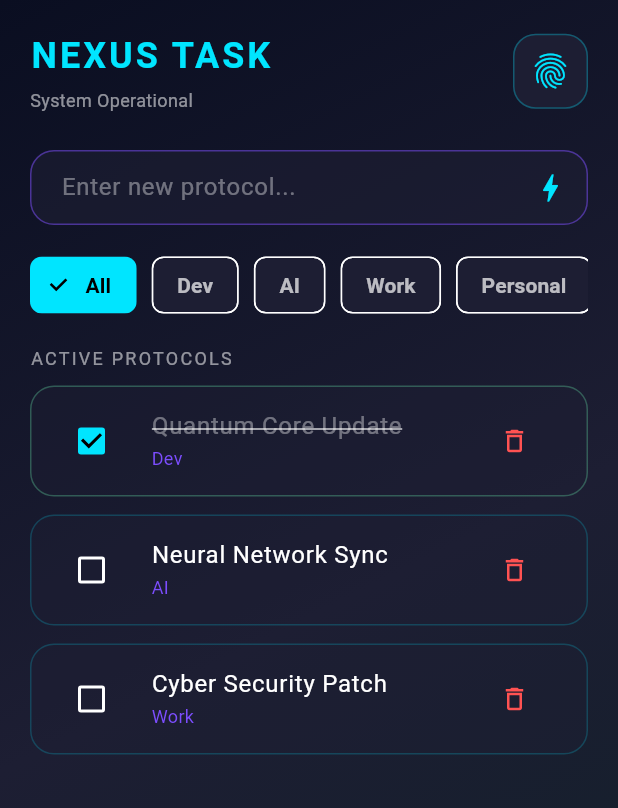
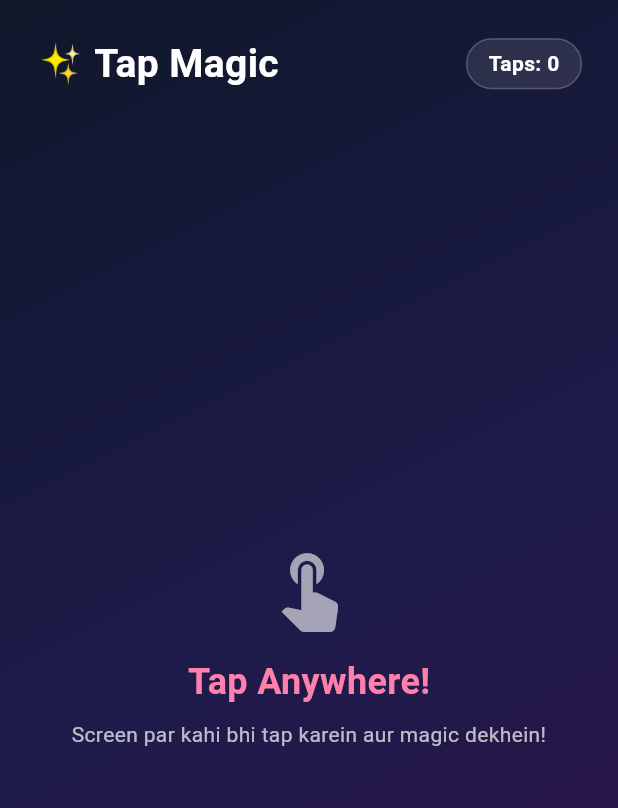
Before and after one commit to extirodev-maker/extiro-builder, a Flutter app: the screen it shows after launch, on a phone screen of 412 x 824 dp. Shown: the top 808 px of the screen. Run offline on Flutter 3.47's test engine with Material 3 defaults, Android fonts, the phone set to English and light mode, and no system bars; our stand-ins replace confetti.

Commit message:
Extiro build 2026-11-16T18:07:29.167215

```diff
--- a/lib/main.dart
+++ b/lib/main.dart
@@ -1,254 +1,268 @@
+import 'dart:math';
 import 'package:flutter/material.dart';
-import 'dart:ui';
+import 'package:confetti/confetti.dart';
 
-void main() {
-  runApp(const FuturisticTodoApp());
-}
+void main() => runApp(const TapMagicApp());
 
-class FuturisticTodoApp extends StatelessWidget {
-  const FuturisticTodoApp({super.key});
+class TapMagicApp extends StatelessWidget {
+  const TapMagicApp({super.key});
 
   @override
   Widget build(BuildContext context) {
     return MaterialApp(
-      title: 'Nexus Todo',
+      title: 'Tap Magic',
       debugShowCheckedModeBanner: false,
       theme: ThemeData(
+        colorScheme: ColorScheme.fromSeed(seedColor: Colors.deepPurple, brightness: Brightness.dark),
         useMaterial3: true,
-        brightness: Brightness.dark,
-        scaffoldBackgroundColor: const Color(0xFF0A0E21),
-        colorScheme: const ColorScheme.dark(
-          primary: Color(0xFF00E5FF),
-          secondary: Color(0xFF7C4DFF),
-          surface: Color(0xFF1D1E33),
       ),
-      ),
-      home: const TodoHomeScreen(),
+      home: const TapMagicHomePage(),
     );
   }
 }
 
-class Task {
-  String title;
-  String category;
-  bool isCompleted;
-  Task({required this.title, required this.category, this.isCompleted = false});
+class TapAnimationItem {
+  final Offset position;
+  final int type;
+  final Color color;
+  TapAnimationItem({required this.position, required this.type, required this.color});
 }
 
-class TodoHomeScreen extends StatefulWidget {
-  const TodoHomeScreen({super.key});
+class TapMagicHomePage extends StatefulWidget {
+  const TapMagicHomePage({super.key});
 
   @override
-  State<TodoHomeScreen> createState() => _TodoHomeScreenState();
+  State<TapMagicHomePage> createState() => _TapMagicHomePageState();
 }
 
-class _TodoHomeScreenState extends State<TodoHomeScreen> {
-  final List<Task> _tasks = [
-    Task(title: 'Quantum Core Update', category: 'Dev', isCompleted: true),
-    Task(title: 'Neural Network Sync', category: 'AI'),
-    Task(title: 'Cyber Security Patch', category: 'Work'),
+class _TapMagicHomePageState extends State<TapMagicHomePage> with TickerProviderStateMixin {
+  final List<TapAnimationItem> _taps = [];
+  final Random _random = Random();
+  late ConfettiController _confettiController;
+  int _tapCount = 0;
+  String _currentEffectName = 'Tap Anywhere!';
+
+  final List<String> _effectNames = [
+    'Ripple Wave',
+    'Star Burst',
+    'Floating Hearts',
+    'Color Explosion',
+    'Confetti Blast'
   ];
 
-  final TextEditingController _controller = TextEditingController();
-  String _selectedCategory = 'All';
-  final List<String> _categories = ['All', 'Dev', 'AI', 'Work', 'Personal'];
+  @override
+  void initState() {
+    super.initState();
+    _confettiController = ConfettiController(duration: const Duration(seconds: 1));
+  }
 
-  void _addTask() {
-    if (_controller.text.isNotEmpty) {
+  @override
+  void dispose() {
+    _confettiController.dispose();
+    super.dispose();
+  }
+
+  void _handleTap(TapDownDetails details) {
+    final position = details.localPosition;
+    final type = _random.nextInt(5);
+    final color = Color.fromRGBO(
+      _random.nextInt(200) + 55,
+      _random.nextInt(200) + 55,
+      _random.nextInt(200) + 55,
+      1,
+    );
+
     setState(() {
-        _tasks.add(Task(
-          title: _controller.text,
-          category: _selectedCategory == 'All' ? 'Personal' : _selectedCategory,
-        ));
-        _controller.clear();
+      _tapCount++;
+      _currentEffectName = _effectNames[type];
+      _taps.add(TapAnimationItem(position: position, type: type, color: color));
+      if (_taps.length > 15) {
+        _taps.removeAt(0);
+      }
     });
+
+    if (type == 4) {
+      _confettiController.play();
     }
   }
 
   @override
   Widget build(BuildContext context) {
-    final filteredTasks = _selectedCategory == 'All'
-        ? _tasks
-        : _tasks.where((t) => t.category == _selectedCategory).toList();
-
     return Scaffold(
-      body: Container(
+      body: GestureDetector(
+        behavior: HitTestBehavior.opaque,
+        onTapDown: _handleTap,
+        child: Stack(
+          children: [
+            Container(
               decoration: const BoxDecoration(
                 gradient: LinearGradient(
+                  colors: [Color(0xFF0F172A), Color(0xFF1E1B4B), Color(0xFF311042)],
                   begin: Alignment.topLeft,
                   end: Alignment.bottomRight,
-            colors: [
-              Color(0xFF0A0E21),
-              Color(0xFF1D1E33),
-              Color(0xFF0F2027),
-            ],
                 ),
               ),
-        child: SafeArea(
+            ),
+            Align(
+              alignment: Alignment.topCenter,
+              child: ConfettiWidget(
+                confettiController: _confettiController,
+                blastDirection: pi / 2,
+                maxBlastSpeed: 25,
+                minBlastSpeed: 10,
+                emissionFrequency: 0.05,
+                numberOfParticles: 30,
+                gravity: 0.2,
+              ),
+            ),
+            SafeArea(
               child: Padding(
-            padding: const EdgeInsets.all(20.0),
+                padding: const EdgeInsets.all(24.0),
                 child: Column(
                   crossAxisAlignment: CrossAxisAlignment.start,
                   children: [
                     Row(
                       mainAxisAlignment: MainAxisAlignment.spaceBetween,
                       children: [
-                    Column(
-                      crossAxisAlignment: CrossAxisAlignment.start,
-                      children: const [
-                        Text(
-                          'NEXUS TASK',
-                          style: TextStyle(
-                            fontSize: 24,
-                            fontWeight: FontWeight.bold,
-                            letterSpacing: 2,
-                            color: Color(0xFF00E5FF),
+                        const Text(
+                          '✨ Tap Magic',
+                          style: TextStyle(fontSize: 26, fontWeight: FontWeight.bold, color: Colors.white),
                         ),
+                        Container(
+                          padding: const EdgeInsets.symmetric(horizontal: 14, vertical: 6),
+                          decoration: BoxDecoration(
+                            color: Colors.white.withOpacity(0.1),
+                            borderRadius: BorderRadius.circular(20),
+                            border: Border.all(color: Colors.white.withOpacity(0.2)),
                           ),
-                        SizedBox(height: 4),
-                        Text(
-                          'System Operational',
-                          style: TextStyle(color: Colors.white54, fontSize: 12),
+                          child: Text(
+                            'Taps: $_tapCount',
+                            style: const TextStyle(color: Colors.white, fontWeight: FontWeight.w600),
+                          ),
                         ),
                       ],
                     ),
-                    Container(
-                      padding: const EdgeInsets.all(10),
-                      decoration: BoxDecoration(
-                        color: const Color(0xFF1D1E33),
-                        borderRadius: BorderRadius.circular(15),
-                        border: Border.all(color: const Color(0xFF00E5FF).withOpacity(0.3)),
+                    const Spacer(),
+                    Center(
+                      child: Column(
+                        mainAxisSize: MainAxisSize.min,
+                        children: [
+                          Icon(Icons.touch_app, size: 60, color: Colors.white.withOpacity(0.6)),
+                          const SizedBox(height: 16),
+                          Text(
+                            _currentEffectName,
+                            style: TextStyle(fontSize: 24, fontWeight: FontWeight.bold, color: Colors.pinkAccent.shade100),
                           ),
-                      child: const Icon(Icons.fingerprint, color: Color(0xFF00E5FF), size: 28),
-                    ),
-                  ],
-                ),
-                const SizedBox(height: 25),
-                // Input Field
-                Container(
-                  decoration: BoxDecoration(
-                    color: const Color(0xFF1D1E33).withOpacity(0.6),
-                    borderRadius: BorderRadius.circular(16),
-                    border: Border.all(color: const Color(0xFF7C4DFF).withOpacity(0.5)),
-                  ),
-                  child: Row(
-                    children: [
-                      Expanded(
-                        child: TextField(
-                          controller: _controller,
-                          style: const TextStyle(color: Colors.white),
-                          decoration: const InputDecoration(
-                            hintText: 'Enter new protocol...',
-                            hintStyle: TextStyle(color: Colors.white38),
-                            border: InputBorder.none,
-                            contentPadding: EdgeInsets.symmetric(horizontal: 20),
-                          ),
-                        ),
-                      ),
-                      IconButton(
-                        icon: const Icon(Icons.bolt, color: Color(0xFF00E5FF)),
-                        onPressed: _addTask,
+                          const SizedBox(height: 8),
+                          const Text(
+                            'Screen par kahi bhi tap karein aur magic dekhein!',
+                            textAlign: TextAlign.center,
+                            style: TextStyle(fontSize: 14, color: Colors.white70),
                           ),
                         ],
                       ),
                     ),
-                const SizedBox(height: 20),
-                // Categories
-                SizedBox(
-                  height: 40,
-                  child: ListView.builder(
-                    scrollDirection: Axis.horizontal,
-                    itemCount: _categories.length,
-                    itemBuilder: (context, index) {
-                      final cat = _categories[index];
-                      final isSelected = _selectedCategory == cat;
-                      return Padding(
-                        padding: const EdgeInsets.only(right: 10),
-                        child: ChoiceChip(
-                          label: Text(cat),
-                          selected: isSelected,
-                          onSelected: (selected) {
-                            setState(() {
-                              _selectedCategory = cat;
-                            });
-                          },
-                          selectedColor: const Color(0xFF00E5FF),
-                          backgroundColor: const Color(0xFF1D1E33),
-                          labelStyle: TextStyle(
-                            color: isSelected ? Colors.black : Colors.white70,
-                            fontWeight: FontWeight.bold,
-                          ),
-                        ),
-                      );
-                    },
-                  ),
-                ),
-                const SizedBox(height: 20),
-                const Text(
-                  'ACTIVE PROTOCOLS',
-                  style: TextStyle(color: Colors.white54, fontSize: 12, letterSpacing: 1.5),
-                ),
-                const SizedBox(height: 10),
-                Expanded(
-                  child: filteredTasks.isEmpty
-                      ? const Center(
-                          child: Text('No protocols found', style: TextStyle(color: Colors.white38)),
-                        )
-                      : ListView.builder(
-                          itemCount: filteredTasks.length,
-                          itemBuilder: (context, index) {
-                            final task = filteredTasks[index];
-                            return Container(
-                              margin: const EdgeInsets.only(bottom: 12),
-                              decoration: BoxDecoration(
-                                color: const Color(0xFF1D1E33).withOpacity(0.4),
-                                borderRadius: BorderRadius.circular(16),
-                                border: Border.all(
-                                  color: task.isCompleted
-                                      ? Colors.greenAccent.withOpacity(0.3)
-                                      : const Color(0xFF00E5FF).withOpacity(0.2),
-                                ),
-                              ),
-                              child: ListTile(
-                                leading: Checkbox(
-                                  value: task.isCompleted,
-                                  activeColor: const Color(0xFF00E5FF),
-                                  checkColor: Colors.black,
-                                  onChanged: (val) {
-                                    setState(() {
-                                      task.isCompleted = val ?? false;
-                                    });
-                                  },
-                                ),
-                                title: Text(
-                                  task.title,
-                                  style: TextStyle(
-                                    color: task.isCompleted ? Colors.white38 : Colors.white,
-                                    decoration: task.isCompleted ? TextDecoration.lineThrough : null,
-                                  ),
-                                ),
-                                subtitle: Text(
-                                  task.category,
-                                  style: const TextStyle(color: Color(0xFF7C4DFF), fontSize: 12),
-                                ),
-                                trailing: IconButton(
-                                  icon: const Icon(Icons.delete_outline, color: Colors.redAccent, size: 20),
-                                  onPressed: () {
-                                    setState(() {
-                                      _tasks.remove(task);
-                                    });
-                                  },
-                                ),
-                              ),
-                            );
-                          },
-                        ),
-                ),
+                    const Spacer(),
                   ],
                 ),
               ),
+            ),
+            ..._taps.map((item) => Positioned(
+                  left: item.position.dx - 50,
+                  top: item.position.dy - 50,
+                  child: IgnorePointer(
+                    child: CustomAnimationWidget(type: item.type, color: item.color),
+                  ),
+                )),
+          ],
         ),
       ),
     );
   }
 }
+
+class CustomAnimationWidget extends StatefulWidget {
+  final int type;
+  final Color color;
+  const CustomAnimationWidget({super.key, required this.type, required this.color});
+
+  @override
+  State<CustomAnimationWidget> createState() => _CustomAnimationWidgetState();
+}
+
+class _CustomAnimationWidgetState extends State<CustomAnimationWidget> with SingleTickerProviderStateMixin {
+  late AnimationController _controller;
+  late Animation<double> _scaleAnimation;
+  late Animation<double> _opacityAnimation;
+
+  @override
+  void initState() {
+    super.initState();
+    _controller = AnimationController(
+      vsync: this,
+      duration: const Duration(milliseconds: 700),
+    );
+    _scaleAnimation = Tween<double>(begin: 0.2, end: 1.8).animate(
+      CurvedAnimation(parent: _controller, curve: Curves.easeOut),
+    );
+    _opacityAnimation = Tween<double>(begin: 1.0, end: 0.0).animate(
+      CurvedAnimation(parent: _controller, curve: Curves.easeOut),
+    );
+    _controller.forward();
+  }
+
+  @override
+  void dispose() {
+    _controller.dispose();
+    super.dispose();
+  }
+
+  @override
+  Widget build(BuildContext context) {
+    return AnimatedBuilder(
+      animation: _controller,
+      builder: (context, child) {
+        return Opacity(
+          opacity: _opacityAnimation.value,
+          child: Transform.scale(
+            scale: _scaleAnimation.value,
+            child: SizedBox(
+              width: 100,
+              height: 100,
+              child: Center(child: _buildEffectContent()),
+            ),
+          ),
+        );
+      },
+    );
+  }
+
+  Widget _buildEffectContent() {
+    switch (widget.type) {
+      case 0:
+        return Container(
+          decoration: BoxDecoration(
+            shape: BoxShape.circle,
+            border: Border.all(color: widget.color, width: 3),
+          ),
+        );
+      case 1:
+        return Icon(Icons.star, color: widget.color, size: 50);
+      case 2:
+        return Icon(Icons.favorite, color: widget.color, size: 45);
+      case 3:
+        return Container(
+          decoration: BoxDecoration(
+            shape: BoxShape.circle,
+            color: widget.color.withOpacity(0.4),
+            boxShadow: [
+              BoxShadow(color: widget.color, blurRadius: 15, spreadRadius: 5),
+            ],
+          ),
+        );
+      case 4:
+      default:
+        return Icon(Icons.bolt, color: widget.color, size: 50);
+    }
+  }
+}
```
Also changed, not shown: pubspec.yaml (+3 -7 lines), .extiro/logo.png, 1 other file. Lines whose indentation alone changed are shown as unchanged.
